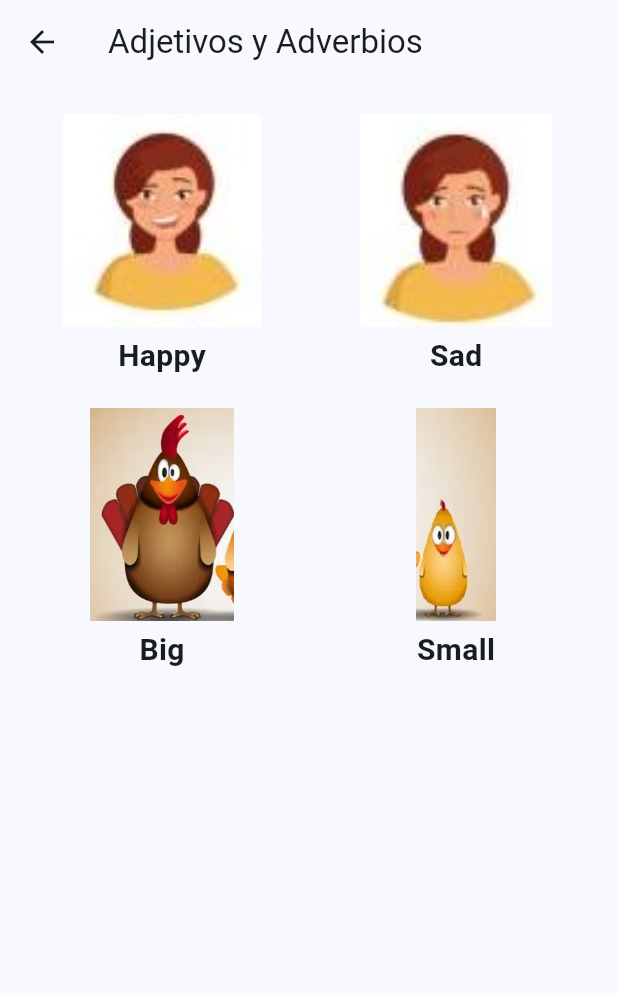
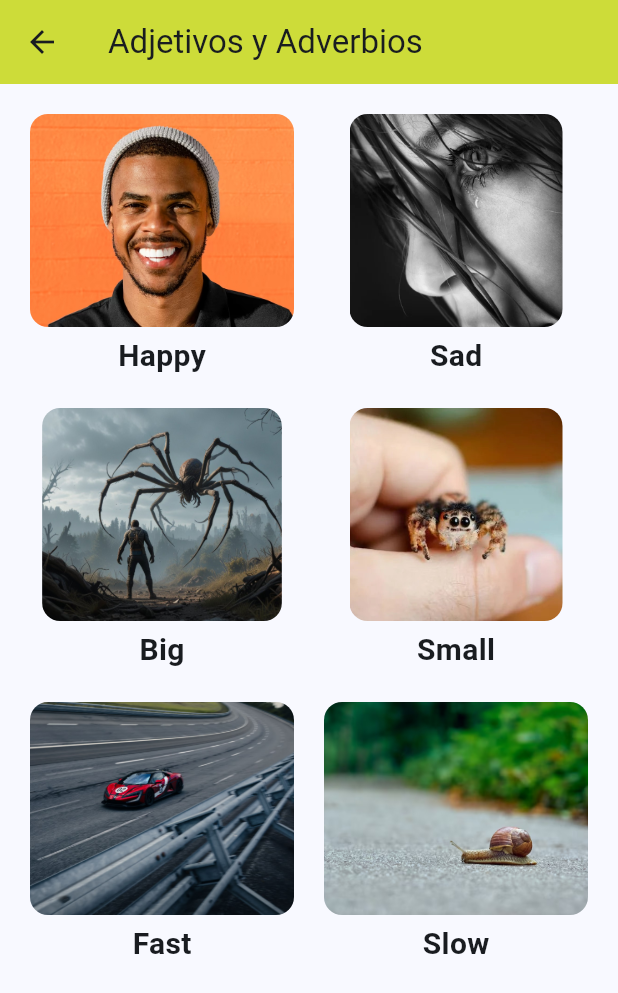
Before and after one commit to quispechoque/app_intermedio, a Flutter app: the AdjetivosAdverbios screen opened by its route, on a phone screen of 412 x 824 dp. Shown: the top 993 px of the screen. Run offline on Flutter 3.47's test engine with Material 3 defaults, Android fonts, the light colour scheme and no system bars; our stand-ins replace audioplayers.

Commit message:
correcion de audio y card de la pantalla de adjetivos y adverbios

```diff
--- a/lib/pantallas/adjetivos_adverbios.dart
+++ b/lib/pantallas/adjetivos_adverbios.dart
@@ -1,70 +1,63 @@
 import 'package:flutter/material.dart';
 import 'package:audioplayers/audioplayers.dart';
-
-class AdjetivosAdverbios extends StatelessWidget {
+class AdjetivosAdverbios extends StatefulWidget {
   const AdjetivosAdverbios({super.key});
 
   @override
+  State<AdjetivosAdverbios> createState() => _AdjetivosAdverbiosState();
+}
+
+class _AdjetivosAdverbiosState extends State<AdjetivosAdverbios> {
+  final AudioPlayer player = AudioPlayer();
+
+  final List<Map<String, String>> adjetivos = [
+    {"nombre": "Happy", "imagen": "assets/images/happyy.jpg", "audio": "audio/happy.mp3"},
+    {"nombre": "Sad", "imagen": "assets/images/sadd.jpg", "audio": "audio/sad.mp3"},
+    {"nombre": "Big", "imagen": "assets/images/bigg.jpg", "audio": "audio/big.mp3"},
+    {"nombre": "Small", "imagen": "assets/images/smalll.jpg", "audio": "audio/small.mp3"},
+    {"nombre": "Fast", "imagen": "assets/images/fast.jpg", "audio": "audio/fast.mp3"},
+    {"nombre": "Slow", "imagen": "assets/images/slow.jpg", "audio": "audio/slow.mp3"},
+  ];
+
+  @override
+  void dispose() {
+    player.dispose(); // liberar recursos del audio
+    super.dispose();
+  }
+
+  Future<void> playAudio(String path) async {
+    try {
+      await player.stop(); // detener audio anterior si hay
+      await player.play(AssetSource(path));
+    } catch (e) {
+      throw("Error al reproducir audio: $e");
+    }
+  }
+
+  @override
   Widget build(BuildContext context) {
-
-    final player = AudioPlayer();
-
-    // adjetivos
-    final List<Map<String, String>> adjetivos = [
-      {
-        "nombre": "Happy",
-        "imagen": "assets/images/happy.jpg",
-        "audio": "assets/audio/happy.mp3"
-      },
-      {
-        "nombre": "Sad",
-        "imagen": "assets/images/sad.jpg",
-        "audio": "assets/audio/sad.mp3"
-      },
-      {
-        "nombre": "Big",
-        "imagen": "assets/images/big.jpg",
-        "audio": "assets/audio/big.mp3"
-      },
-      {
-        "nombre": "Small",
-        "imagen": "assets/images/small.jpg",
-        "audio": "assets/audio/small.mp3"
-      },
-    ];
-
     return Scaffold(
-      appBar: AppBar(
-        title: const Text('Adjetivos y Adverbios'),
-      ),
+      appBar: AppBar(title: const Text('Adjetivos y Adverbios'), backgroundColor: Colors.lime),
       body: GridView.builder(
         padding: const EdgeInsets.all(20),
         gridDelegate: const SliverGridDelegateWithFixedCrossAxisCount(
-          crossAxisCount: 2, // 2 columnas
-          crossAxisSpacing: 20,
-          mainAxisSpacing: 20,
+          crossAxisCount: 2, crossAxisSpacing: 20, mainAxisSpacing: 20,
         ),
         itemCount: adjetivos.length,
         itemBuilder: (context, index) {
           return GestureDetector(
-            onTap: () {
-              // Al tocar la imagen, reproduce el audio
-              player.play(AssetSource(adjetivos[index]["audio"]!));
-            },
+            onTap: () => playAudio(adjetivos[index]["audio"]!),
             child: Column(
               children: [
                 Expanded(
-                  child: Image.asset(
-                    adjetivos[index]["imagen"]!,
-                    fit: BoxFit.cover,
+                  child: ClipRRect(
+                    borderRadius: BorderRadius.circular(12),
+                    child: Image.asset(adjetivos[index]["imagen"]!, fit: BoxFit.cover),
                   ),
                 ),
                 const SizedBox(height: 5),
-                Text(
-                  adjetivos[index]["nombre"]!,
-                  style: const TextStyle(
-                      fontSize: 20, fontWeight: FontWeight.bold),
-                ),
+                Text(adjetivos[index]["nombre"]!,
+                    style: const TextStyle(fontSize: 20, fontWeight: FontWeight.bold)),
               ],
             ),
           );
```
Also changed, not shown: assets/images/bigg.jpg (added), assets/images/fast.jpg (added), assets/images/happyy.jpg (added), assets/images/sadd.jpg (added), assets/images/slow.jpg (added), assets/images/smalll.jpg (added), 2 other files.
